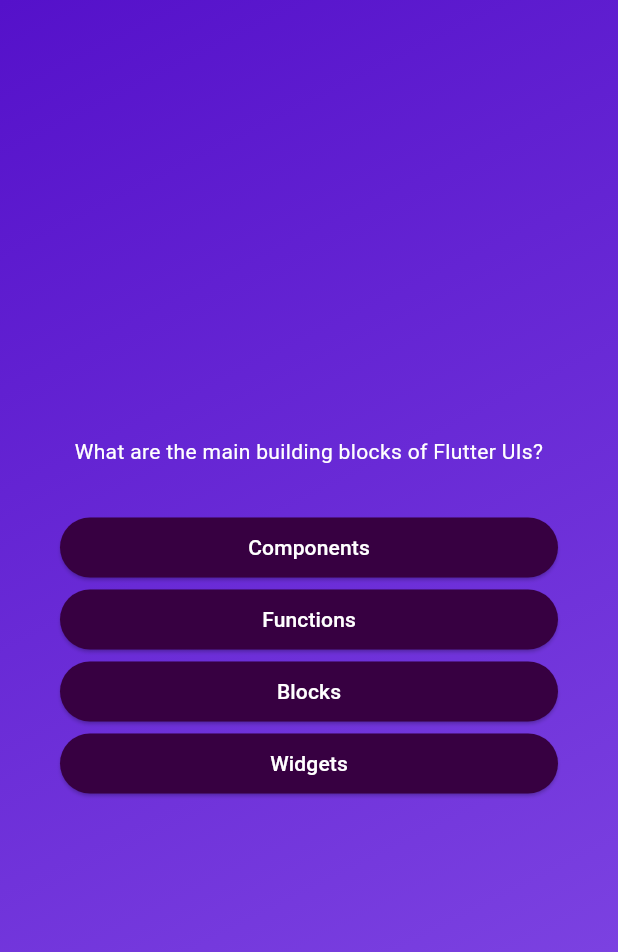
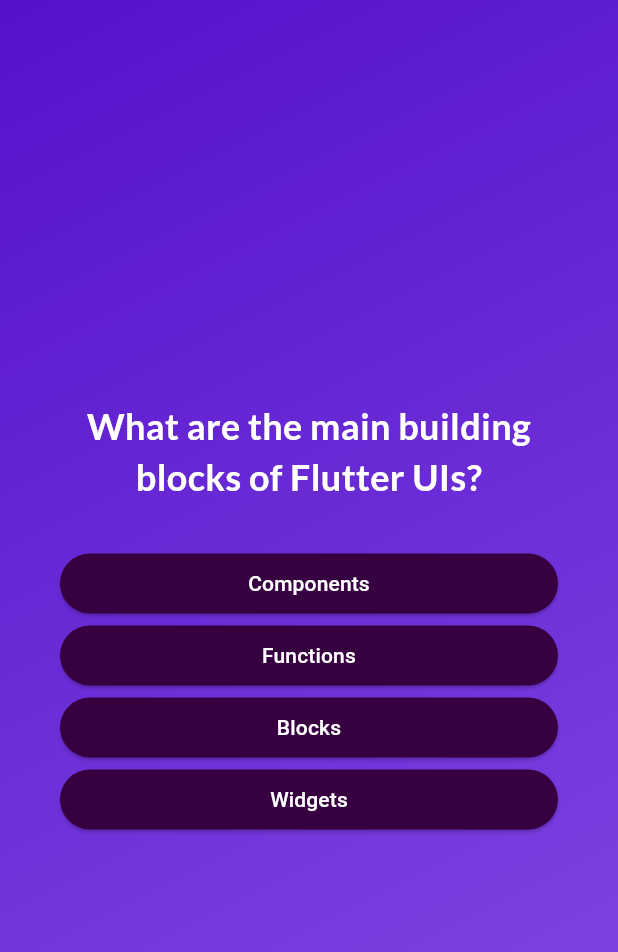
Before and after one commit to Yessenali-Yerkebulan/flutter_quiz_app, a Flutter app: the screen it shows after launch, after a tap on "Start Quiz", on a phone screen of 412 x 824 dp. Shown: the top 952 px of the screen. Run offline on Flutter 3.47's test engine with Material 3 defaults, Android fonts, the phone set to English and light mode, and no system bars; our stand-ins replace google_fonts.

Commit message:
add styles to button and fonts and change screen after answer

```diff
--- a/lib/answer_button.dart
+++ b/lib/answer_button.dart
@@ -19,6 +19,9 @@ class AnswerButton extends StatelessWidget {
             borderRadius: BorderRadius.circular(40),
           ),
         ),
-        child: Text(answerText));
+        child: Text(
+          answerText,
+          textAlign: TextAlign.center,
+        ));
   }
 }
--- a/lib/questions_screen.dart
+++ b/lib/questions_screen.dart
@@ -1,6 +1,7 @@
 import 'package:adv_basics/answer_button.dart';
 import 'package:flutter/material.dart';
 import 'package:adv_basics/data/questions.dart';
+import 'package:google_fonts/google_fonts.dart';
 
 class QuestionsScreen extends StatefulWidget {
   const QuestionsScreen({super.key});
@@ -12,9 +13,17 @@ class QuestionsScreen extends StatefulWidget {
 }
 
 class _QuestionsScreenState extends State<QuestionsScreen> {
+  var currentQuestionIndex = 0;
+
+  void answerQuestion() {
+    setState(() {
+      currentQuestionIndex++;
+    });
+  }
+
   @override
   Widget build(BuildContext context) {
-    final currentQuestion = questions[0];
+    final currentQuestion = questions[currentQuestionIndex];
 
     return SizedBox(
       width: double.infinity,
@@ -26,12 +35,15 @@ class _QuestionsScreenState extends State<QuestionsScreen> {
             children: [
               Text(
                 currentQuestion.text,
-                style: const TextStyle(color: Colors.white),
+                style: GoogleFonts.lato(
+                    color: Colors.white,
+                    fontSize: 24,
+                    fontWeight: FontWeight.bold),
                 textAlign: TextAlign.center,
               ),
               const SizedBox(height: 30),
               ...currentQuestion.getShuffledAnswers().map((answer) {
-                return AnswerButton(answerText: answer, onTap: () {});
+                return AnswerButton(answerText: answer, onTap: answerQuestion);
               })
             ]),
       ),
--- a/lib/start_screen.dart
+++ b/lib/start_screen.dart
@@ -1,4 +1,5 @@
 import 'package:flutter/material.dart';
+import 'package:google_fonts/google_fonts.dart';
 
 class StartScreen extends StatelessWidget {
   const StartScreen(this.startQuiz, {super.key});
@@ -17,8 +18,8 @@ class StartScreen extends StatelessWidget {
           //     opacity: 0.6,
           //     child: Image.asset('assets/images/quiz-logo.png', width: 300)),
           const SizedBox(height: 80),
-          const Text('Learn Flutter the fun way',
-              style: TextStyle(color: Colors.white, fontSize: 24)),
+          Text('Learn Flutter the fun way',
+              style: GoogleFonts.lato(color: Colors.white, fontSize: 24)),
           const SizedBox(height: 30),
           OutlinedButton.icon(
             onPressed: startQuiz,
--- a/pubspec.yaml
+++ b/pubspec.yaml
@@ -35,6 +35,7 @@ dependencies:
   # The following adds the Cupertino Icons font to your application.
   # Use with the CupertinoIcons class for iOS style icons.
   cupertino_icons: ^1.0.8
+  google_fonts: ^6.2.1
 
 dev_dependencies:
   flutter_test:
```
Also changed, not shown: pubspec.lock, 1 other file.
